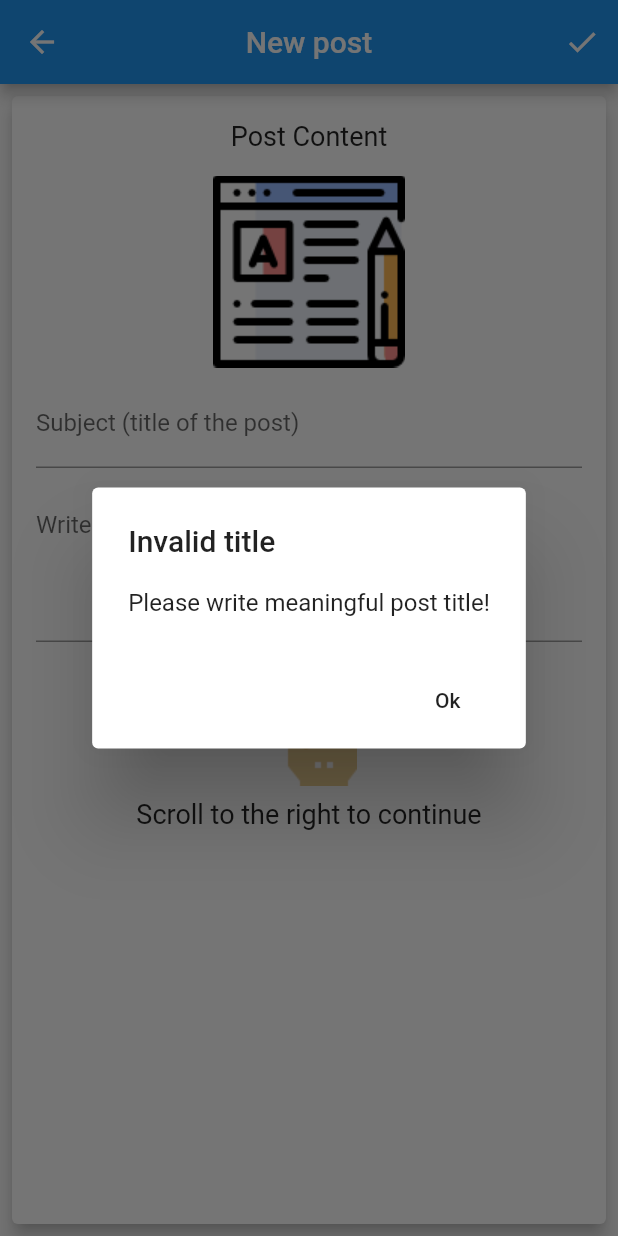
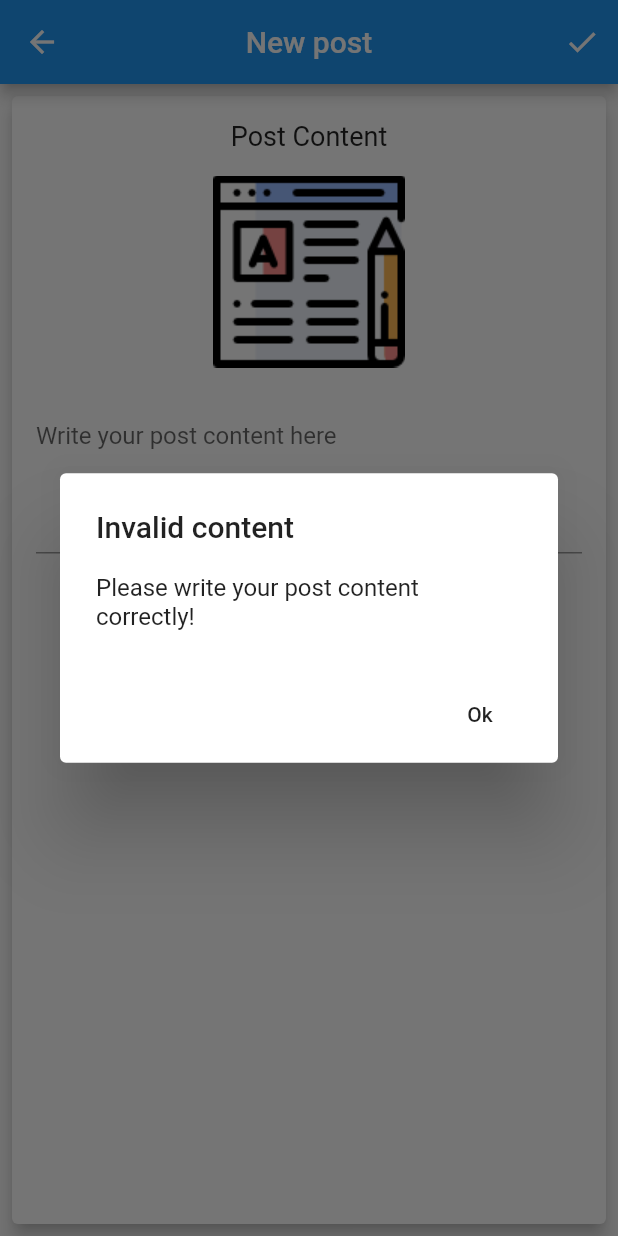
Before and after one commit to omzer/United-Social-App, a Flutter app: the NewPostPageStf screen opened directly, after a tap on the "done" icon, on a phone screen of 412 x 824 dp. Run offline on Flutter 3.47's test engine with Material 2 defaults, Android fonts, the phone set to English and light mode, and no system bars; our stand-ins replace cloud_firestore, fancy_bottom_navigation, file_picker, firebase_auth, firebase_storage, liquid_pull_to_refresh and 1 more; missing offline and left inert: intro_views_flutter; accounts and stored records are empty.

Commit message:
fixing issues

```diff
--- a/lib/MyClasses/my_user.dart
+++ b/lib/MyClasses/my_user.dart
@@ -1,4 +1,3 @@
-import 'package:flutter/material.dart';
 
 class User{
   String _uid;
--- a/lib/backend/firebase_auth.dart
+++ b/lib/backend/firebase_auth.dart
@@ -9,7 +9,7 @@ import 'package:social/pages/login_page.dart';
 
 class MyAuth {
   static final _myAuth = FirebaseAuth.instance;
-  static FirebaseUser _user = null;
+  static FirebaseUser _user;
 
   static signIn(BuildContext context, String email, String password) {
     _myAuth.signInWithEmailAndPassword(email: email, password: password).then(
--- a/lib/backend/my_db.dart
+++ b/lib/backend/my_db.dart
@@ -97,7 +97,6 @@ class MyDB {
 
   static Future<void> newPost(
       BuildContext context,
-      String title,
       String content,
       List<String> photos,
       List<String> tags,
@@ -106,7 +105,6 @@ class MyDB {
     String newPostId = 'nothing';
 
     _db.collection('posts').add({
-      'title': title,
       'description': content,
       'location': location,
       'price': price,
@@ -163,7 +161,5 @@ class MyDB {
     return imageURL;
   }
 
-  static  Future<void> getAllPostForUser (String uid) async{
-
-  }
+  static Future<void> getAllPostForUser(String uid) async {}
 }
--- a/lib/main.dart
+++ b/lib/main.dart
@@ -1,7 +1,6 @@
 import 'package:flutter/material.dart';
 import 'package:social/pages/guid_page.dart';
 
-import 'MyClasses/my_user.dart';
 
 void main() => runApp(MyApp());
 
--- a/lib/pages/new_post_page.dart
+++ b/lib/pages/new_post_page.dart
@@ -18,7 +18,7 @@ class NewPostPageStf extends StatefulWidget {
 }
 
 class _NewPostPageStateStf extends State<NewPostPageStf> {
-  String _content, _location, _price, _tag, _title;
+  String _content, _location, _price, _tag;
   List<Widget> _tagsChips = [];
   List<String> _tagsText = [];
   List<String> _photos = [];
@@ -53,11 +53,6 @@ class _NewPostPageStateStf extends State<NewPostPageStf> {
           SizedBox(height: 16),
           Image.asset('lib/assets/imgs/content.png'),
           SizedBox(height: 8),
-          MyTextFeild(
-            controller: TextEditingController(text: _title),
-            onChange: (input) => _title = input,
-            label: 'Subject (title of the post)',
-          ),
           SizedBox(height: 16),
           TextField(
             controller: TextEditingController(text: _content),
@@ -279,18 +274,12 @@ class _NewPostPageStateStf extends State<NewPostPageStf> {
     });
     String url = await MyDB.uploadImage(path);
     setState(() {
+      _photos.add(url);
       _uploadingStatus = '${_photos.length} photos added';
-      _photos.add(url);
     });
   }
 
   void _submitInfo() {
-    if (_title == null || _title.length < 5) {
-      MyDialogs.showCustomDialog(
-          context, 'Invalid title', 'Please write meaningful post title!');
-      return;
-    }
-
     if (_content == null || _content.length < 5) {
       MyDialogs.showCustomDialog(context, 'Invalid content',
           'Please write your post content correctly!');
@@ -320,7 +309,6 @@ class _NewPostPageStateStf extends State<NewPostPageStf> {
           'Please right valid price (should be integer)');
       return;
     }
-    MyDB.newPost(
-        context, _title, _content, _photos, _tagsText, _location, price);
+    MyDB.newPost(context, _content, _photos, _tagsText, _location, price);
   }
 }
--- a/lib/pages/signup_page.dart
+++ b/lib/pages/signup_page.dart
@@ -292,6 +292,7 @@ class _MySignUpState extends State<MySignUp> {
       return false;
     }
     if (_password1 != _password2) {
+      _password1 = _password2 = '';
       MyDialogs.showCustomDialog(
           context, 'Password not match', 'Your passwords must match');
       return false;
--- a/lib/pages/view_profile.dart
+++ b/lib/pages/view_profile.dart
@@ -50,7 +50,6 @@ class UserProfile extends StatelessWidget {
                     int price = snap.data['price'];
                     String content = snap.data['description'];
                     String postId = snap.data.documentID;
-                    String title = snap.data['title'];
                     List<dynamic> photos = snap.data['photos'];
                     MyPostCard current;
                     current = MyPostCard(
@@ -60,7 +59,6 @@ class UserProfile extends StatelessWidget {
                       price: price,
                       content: content,
                       postId: postId,
-                      title: title,
                       photos: photos,
                       onCardClicked: () => _postClicked(current),
                     );
--- a/pubspec.yaml
+++ b/pubspec.yaml
@@ -26,6 +26,7 @@ dependencies:
   firebase_storage: '^3.0.0'
   file_picker: '^1.3.4+1'
   smooth_star_rating: '^1.0.2'
+  liquid_pull_to_refresh: ^1.1.1
 
 
   # The following adds the Cupertino Icons font to your application.
@@ -53,6 +54,7 @@ flutter:
    - lib/assets/imgs/idea.png
    - lib/assets/imgs/boy.png
    - lib/assets/imgs/girl.png
+   - lib/assets/imgs/loading.gif
    - lib/assets/imgs/money_hand.png
    - lib/assets/imgs/map.png
    - lib/assets/imgs/logo2.png
```
Also changed, not shown: lib/custom_widgets/my_custom_post.dart (+3 -18 lines), lib/pages/home_page.dart (+22 -14 lines), lib/pages/view_detailed_post.dart (+3 -13 lines), lib/assets/imgs/loading.gif (added), pubspec.lock, 2 other files.
